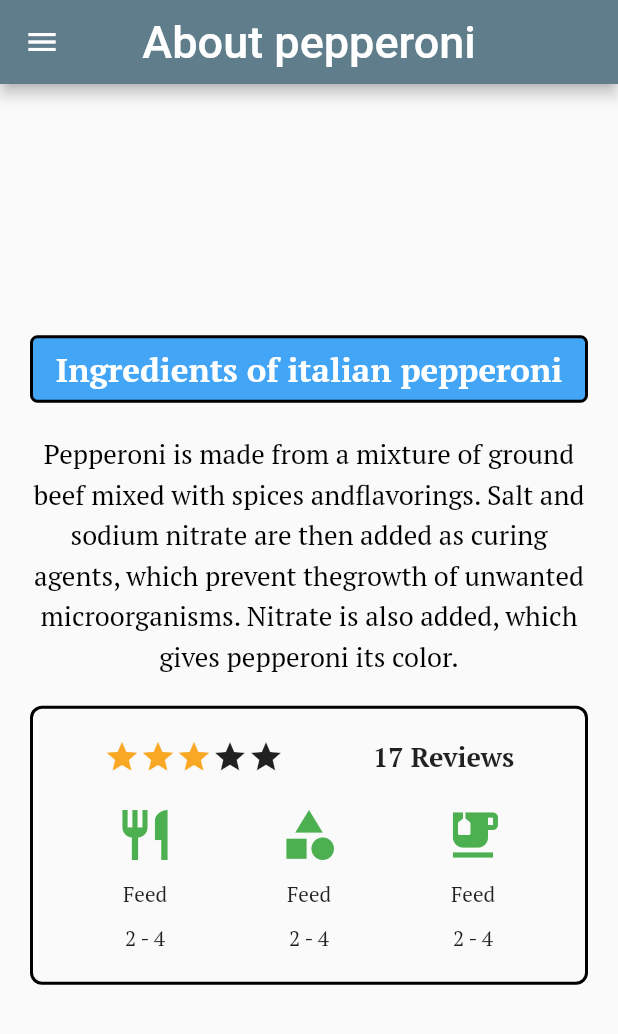
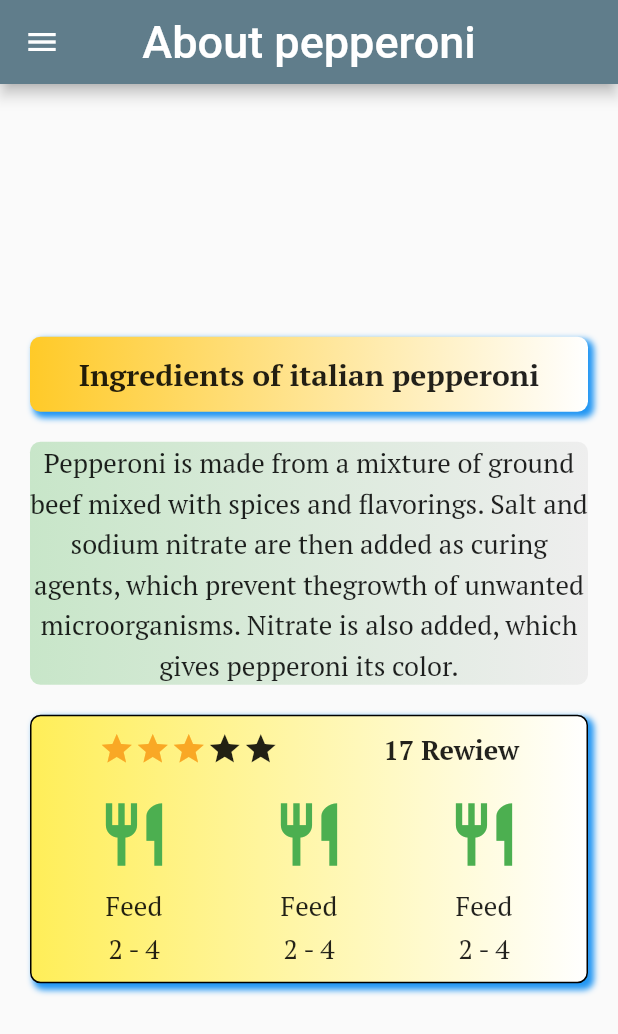
Before and after one commit to Sadid-USN/Simple_graphics, a Flutter app: the screen it shows after launch, on a phone screen of 412 x 824 dp. Shown: the top 1034 px of the screen. Run offline on Flutter 3.47's test engine with Material 2 defaults, Android fonts, the phone set to English and light mode, and no system bars; our stand-ins replace google_fonts.

Commit message:
added colors

```diff
--- a/lib/main.dart
+++ b/lib/main.dart
@@ -23,55 +23,88 @@ class MyApp extends StatelessWidget {
         drawer: Drawer(),
         body: Container(
           padding: EdgeInsets.symmetric(horizontal: 20),
+          width: double.infinity,
           child: Column(
             mainAxisAlignment: MainAxisAlignment.center,
             children: [
               Container(
+                padding: EdgeInsets.symmetric(vertical: 10),
+                alignment: Alignment.center,
+                height: 50,
                 width: double.infinity,
-                margin: EdgeInsets.only(bottom: 20),
                 decoration: BoxDecoration(
-                    borderRadius: BorderRadius.all(Radius.circular(5)),
-                    color: Colors.blue[400],
-                    border: Border.all(width: 2)),
-                alignment: Alignment.center,
-                height: 45,
+                  borderRadius: BorderRadius.all(Radius.circular(7)),
+                  boxShadow: [
+                    BoxShadow(
+                        color: Colors.blue,
+                        spreadRadius: 1.0,
+                        blurRadius: 3.0,
+                        offset: Offset(3, 3)),
+                  ],
+                  gradient: LinearGradient(
+                      begin: Alignment.centerLeft,
+                      end: Alignment.centerRight,
+                      colors: [
+                        Colors.amber[400],
+                        Colors.white,
+                      ]),
+                ),
                 child: Text(
                   'Ingredients of italian pepperoni',
                   style: TextStyle(
-                      fontSize: 22,
-                      fontWeight: FontWeight.bold,
-                      color: Colors.white),
+                      color: Colors.black87,
+                      fontSize: 20,
+                      fontWeight: FontWeight.bold),
                 ),
               ),
               Container(
-                margin: EdgeInsets.only(bottom: 20),
-                width: double.infinity,
+                decoration: BoxDecoration(
+                  borderRadius: BorderRadius.all(Radius.circular(7)),
+                  gradient: LinearGradient(
+                      begin: Alignment.centerLeft,
+                      end: Alignment.centerRight,
+                      colors: [
+                        Colors.green[100],
+                        Colors.grey[200],
+                      ]),
+                ),
+                margin: EdgeInsets.only(top: 20, bottom: 20),
                 child: Text(
-                  "Pepperoni is made from a mixture of ground beef mixed with spices and"
+                  "Pepperoni is made from a mixture of ground beef mixed with spices and "
                   "flavorings. Salt and sodium nitrate are then added as curing agents, which prevent the"
                   "growth of unwanted microorganisms. Nitrate is also added, which gives pepperoni its color.",
                   style: TextStyle(
                     height: 1.5,
                     fontSize: 18,
-                    fontWeight: FontWeight.w500,
-                    color: Colors.black,
                   ),
                   textAlign: TextAlign.center,
                 ),
               ),
               Container(
-                padding: EdgeInsets.all(20),
+                padding: EdgeInsets.all(10),
                 decoration: BoxDecoration(
-                  borderRadius: BorderRadius.all(Radius.circular(8)),
-                  border: Border.all(width: 2),
-                ),
+                    borderRadius: BorderRadius.all(Radius.circular(7)),
+                    boxShadow: [
+                      BoxShadow(
+                          color: Colors.blue,
+                          spreadRadius: 1.0,
+                          blurRadius: 3.0,
+                          offset: Offset(3, 3)),
+                    ],
+                    gradient: LinearGradient(
+                        begin: Alignment.centerLeft,
+                        end: Alignment.centerRight,
+                        colors: [
+                          Colors.yellow[400],
+                          Colors.white,
+                        ]),
+                    border: Border.all(width: 1)),
                 child: Column(
                   children: [
                     Row(
                       mainAxisAlignment: MainAxisAlignment.spaceAround,
                       children: [
-                        Row(
-                          children: [
+                        Row(children: [
                           Icon(
                             Icons.star,
                             color: Colors.yellow[800],
@@ -86,12 +119,11 @@ class MyApp extends StatelessWidget {
                           ),
                           Icon(Icons.star),
                           Icon(Icons.star),
-                          ],
-                        ),
+                        ]),
                         Text(
-                          ' 17 Reviews',
+                          '17 Rewiew',
                           style: TextStyle(
-                              fontSize: 18, fontWeight: FontWeight.w600),
+                              fontSize: 18, fontWeight: FontWeight.bold),
                         ),
                       ],
                     ),
@@ -104,47 +136,65 @@ class MyApp extends StatelessWidget {
                             children: [
                               Icon(
                                 Icons.restaurant,
+                                size: 50,
                                 color: Colors.green,
-                                size: 40,
                               ),
                               Container(
-                                  padding: EdgeInsets.all(10),
-                                  child: Text('Feed')),
-                              Text('2 - 4'),
+                                  margin: EdgeInsets.only(top: 10, bottom: 5),
+                                  child: Text(
+                                    'Feed',
+                                    style: TextStyle(fontSize: 18),
+                                  )),
+                              Text(
+                                '2 - 4',
+                                style: TextStyle(fontSize: 18),
+                              ),
                             ],
                           ),
                           Column(
                             children: [
                               Icon(
-                                Icons.category,
+                                Icons.restaurant,
+                                size: 50,
                                 color: Colors.green,
-                                size: 40,
                               ),
                               Container(
-                                  padding: EdgeInsets.all(10),
-                                  child: Text('Feed')),
-                              Text('2 - 4'),
+                                  margin: EdgeInsets.only(top: 10, bottom: 5),
+                                  child: Text(
+                                    'Feed',
+                                    style: TextStyle(fontSize: 18),
+                                  )),
+                              Text(
+                                '2 - 4',
+                                style: TextStyle(fontSize: 18),
+                              ),
                             ],
                           ),
                           Column(
                             children: [
                               Icon(
-                                Icons.emoji_food_beverage,
+                                Icons.restaurant,
+                                size: 50,
                                 color: Colors.green,
-                                size: 40,
                               ),
                               Container(
-                                  padding: EdgeInsets.all(10),
-                                  child: Text('Feed')),
-                              Text('2 - 4'),
+                                  margin: EdgeInsets.only(top: 10, bottom: 5),
+                                  child: Text(
+                                    'Feed',
+                                    style: TextStyle(fontSize: 18),
+                                  )),
+                              Text(
+                                '2 - 4',
+                                style: TextStyle(fontSize: 18),
+                              ),
                             ],
-                          )
+                          ),
                         ],
                       ),
                     ),
                   ],
                 ),
-              ),
+              )
             ],
           ),
         ),
```
Lines whose indentation alone changed are shown as unchanged.
